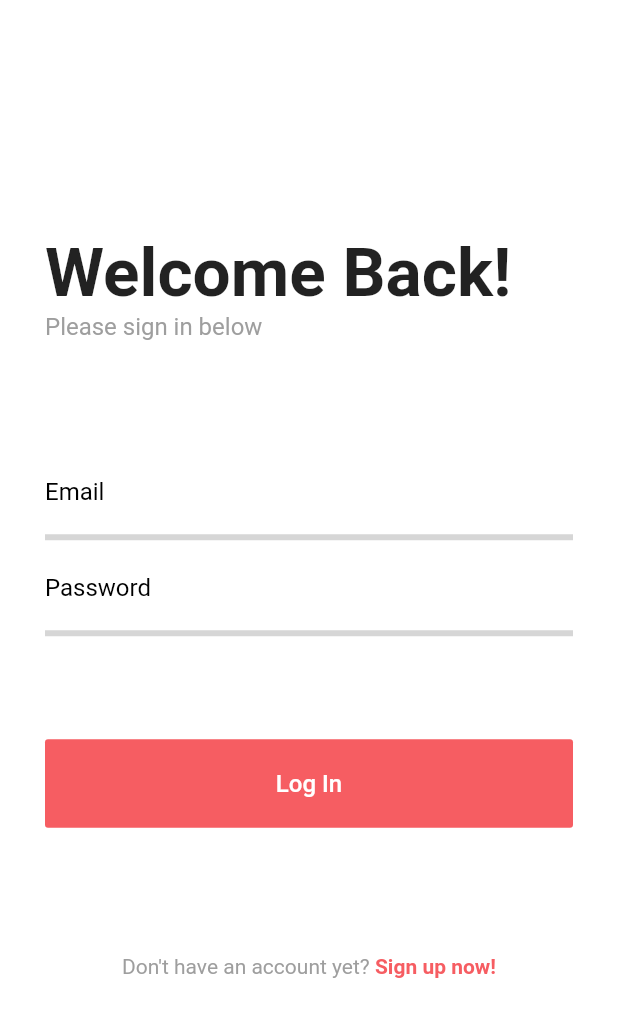
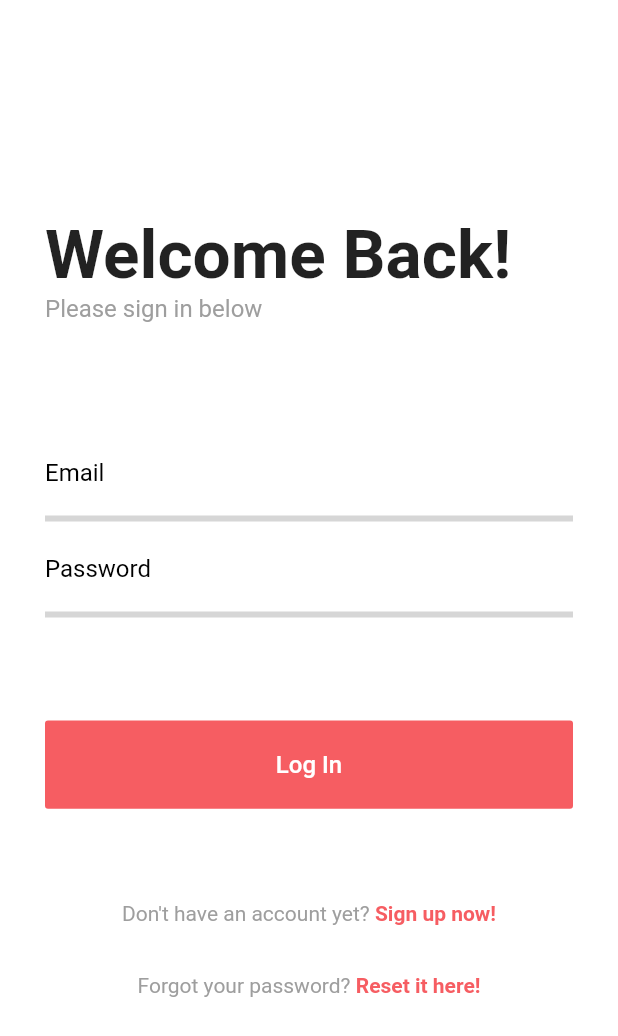
Before and after one commit to mspilimbergo/Amigo-Mobile, a Flutter app: the screen it shows after launch, on a phone screen of 412 x 824 dp. Shown: the top 1036 px of the screen. Run offline on Flutter 3.47's test engine with Material 2 defaults, Android fonts, the phone set to English and light mode, and no system bars; our stand-ins replace dio, flutter_secure_storage, image_picker; missing offline and left inert: adhara_socket_io.

Commit message:
Merged develop

```diff
--- a/lib/screens/auth/login_screen.dart
+++ b/lib/screens/auth/login_screen.dart
@@ -2,6 +2,7 @@ import 'package:flutter/material.dart';
 import 'package:flutter_secure_storage/flutter_secure_storage.dart';
 import 'package:http/http.dart' as http;
 import 'package:amigo_mobile/screens/auth/register_screen.dart';
+import 'package:amigo_mobile/screens/auth/forgot_password_screen.dart';
 import 'package:amigo_mobile/screens/main/main_screen.dart';
 import 'package:amigo_mobile/util/colors.dart';
 import 'dart:convert' show json;
@@ -104,7 +105,7 @@ class LoginPage extends StatelessWidget {
                   ),
                 ),
                 Padding(
-                  padding: EdgeInsets.only(bottom: MediaQuery.of(context).size.height / 12),
+                  padding: EdgeInsets.only(bottom: MediaQuery.of(context).size.height / 18),
                   child: SizedBox(
                     width: MediaQuery.of(context).size.width,
                     height: MediaQuery.of(context).size.height / 14.0,
@@ -116,7 +117,7 @@ class LoginPage extends StatelessWidget {
                         var password = _passwordController.text;
                         var res = await attemptLogIn(email, password);
                         if (res == null) {
-                          displayDialog(context, "Error", "Please try again or register if you don't already have an account");
+                          displayDialog(context, "Error", "Your username or password was incorrect. Please try again or go to the register screen and create an account.");
                           return;
                         }
                         var jsonRes = json.decode(res);
@@ -130,13 +131,15 @@ class LoginPage extends StatelessWidget {
                             )
                           );
                         } else {
-                          displayDialog(context, jsonRes["message"], "Please try again or register if you don't already have an account");
+                          displayDialog(context, jsonRes["message"], "Your username or password was incorrect. Please try again or go to the register screen and create an account.");
                         }
                       },
                       child: Text("Log In", style: TextStyle(fontSize: 16.0))
                     )
                   ),
                 ),
+                // Padding(
+                //   padding: EdgeInsets.only(bottom: 1),
                   SizedBox(
                     width: MediaQuery.of(context).size.width,
                     child: new FlatButton(
@@ -163,6 +166,34 @@ class LoginPage extends StatelessWidget {
                         ),
                       )
                     )
+                  ),
+                // ),
+                SizedBox(
+                  width: MediaQuery.of(context).size.width,
+                  child: new FlatButton(
+                    onPressed: () async {
+                      Navigator.push(
+                        context,
+                        MaterialPageRoute(
+                          builder: (context) => ForgotPasswordPage(),
+                        ),
+                      );
+                    },
+                    child: new RichText(
+                      text: new TextSpan(
+                        // Note: Styles for TextSpans must be explicitly defined.
+                        // Child text spans will inherit styles from parent
+                        style: new TextStyle(
+                          fontSize: 14.0,
+                          color: Colors.grey,
+                        ),
+                        children: <TextSpan>[
+                          new TextSpan(text: 'Forgot your password? '),
+                          new TextSpan(text: 'Reset it here!', style: new TextStyle(color: amigoRed, fontWeight: FontWeight.bold)),
+                        ],
+                      ),
+                    )
+                  )
                 )
               ],
             ),
--- a/lib/screens/auth/school_search_delegate.dart
+++ b/lib/screens/auth/school_search_delegate.dart
@@ -1,11 +1,10 @@
-import 'package:amigo_mobile/screens/auth/register_screen.dart';
 import 'package:flutter/material.dart';
 import 'package:flutter_secure_storage/flutter_secure_storage.dart';
 import 'dart:convert' show json;
 import 'package:http/http.dart' as http;
 
 final storage = FlutterSecureStorage();
-final SERVER_URL = "http://10.0.2.2:3000";
+final SERVER_URL = "https://amigo-269801.appspot.com";
 
 class SchoolSearchDelegate extends SearchDelegate {
   String query = '';
@@ -87,7 +86,7 @@ class SchoolSearchDelegate extends SearchDelegate {
                   itemBuilder: (context, index) {
                     return ListTile(
                       leading: CircleAvatar(
-                        backgroundImage: NetworkImage("https://picsum.photos/seed/picsum/200"),
+                        backgroundImage: AssetImage('assets/placeholder.png'),
                       ),
                       title: Text(jsonSnap["schools"][index]["name"]),
                       onTap: () {
@@ -167,7 +166,7 @@ class SchoolSearchDelegate extends SearchDelegate {
                   itemBuilder: (context, index) {
                     return ListTile(
                       leading: CircleAvatar(
-                        backgroundImage: NetworkImage("https://picsum.photos/seed/picsum/200"),
+                        backgroundImage: AssetImage('assets/placeholder.png'),
                       ),
                       title: Text(jsonSnap["schools"][index]["name"]),
                       onTap: () {
--- a/lib/screens/channel/channel_create.dart
+++ b/lib/screens/channel/channel_create.dart
@@ -10,8 +10,7 @@ import 'dart:io';
 import 'package:dio/dio.dart';
 
 final storage = FlutterSecureStorage();
-// final SERVER_URL = "http://10.0.2.2:3000";
-final SERVER_URL = "http://10.0.0.66:3000";
+final SERVER_URL = "https://amigo-269801.appspot.com";
 
 class ChannelCreate extends StatefulWidget {
   @override
--- a/lib/screens/discover/discover_channel_view/channel_page.dart
+++ b/lib/screens/discover/discover_channel_view/channel_page.dart
@@ -4,9 +4,12 @@ import 'package:http/http.dart' as http;
 import 'dart:async';
 import 'dart:convert';
 import 'package:amigo_mobile/util/colors.dart';
-import '../../chat/chat_list_screen.dart';
 import '../../chat/chat_screen.dart';
 import '../.../../../../classes/channel.dart';
+
+final storage = FlutterSecureStorage();
+final SERVER_URL = "https://amigo-269801.appspot.com";
+
 
 class ChannelPage extends StatefulWidget {
   final String currentChannelId;
```
Also changed, not shown: lib/screens/auth/forgot_password_screen.dart (added, +142 -0 lines), lib/screens/auth/register_screen.dart (+14 -4 lines), lib/screens/profile/school_search_delegate.dart (+3 -4 lines). Lines whose indentation alone changed are shown as unchanged.
